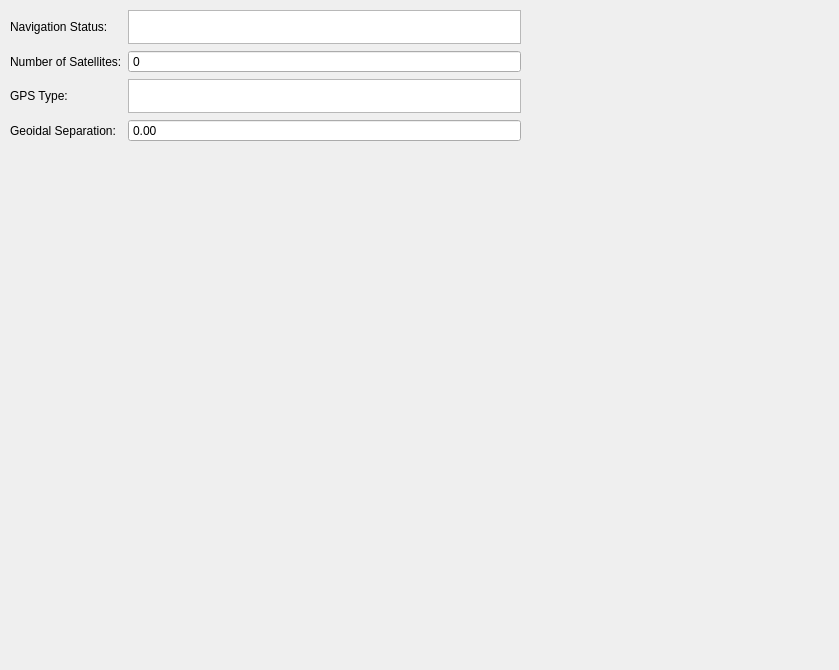
Old version of the form src/lib/visualization/SecondaryGPSControl.ui in the repository jmaye/libposlv.
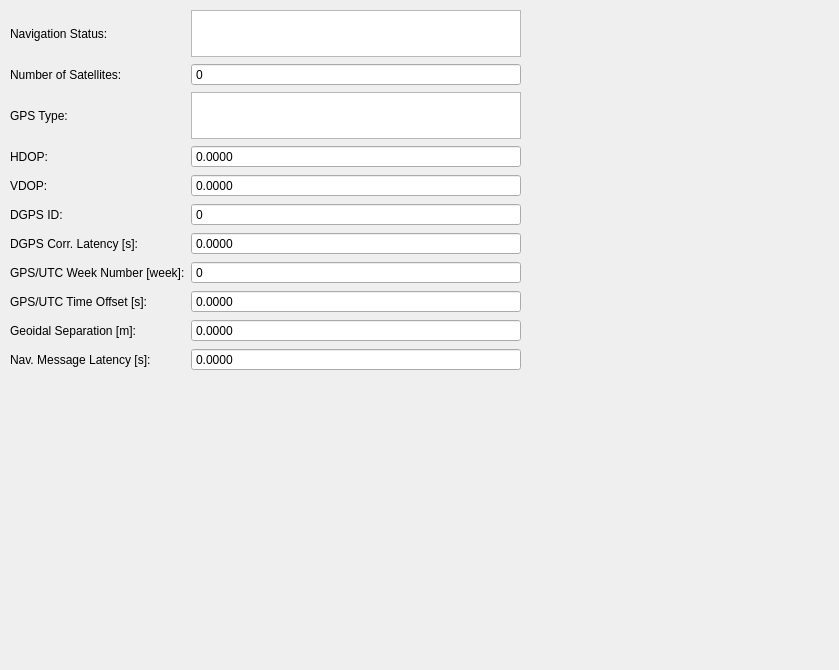
New version of the form.

The edit to the form file:
```diff
--- a/src/lib/visualization/SecondaryGPSControl.ui
+++ b/src/lib/visualization/SecondaryGPSControl.ui
@@ -19,7 +19,7 @@
      <x>10</x>
      <y>10</y>
      <width>511</width>
-     <height>131</height>
+     <height>361</height>
     </rect>
    </property>
    <layout class="QGridLayout" name="secondaryGPSLayout">
@@ -63,20 +63,193 @@
     <item row="2" column="1">
      <widget class="QTextBrowser" name="secGPSTypeText"/>
     </item>
-    <item row="3" column="0">
+    <item row="9" column="0">
      <widget class="QLabel" name="geoidalSecGPSLabel">
       <property name="text">
-       <string>Geoidal Separation:</string>
+       <string>Geoidal Separation [m]:</string>
       </property>
      </widget>
     </item>
-    <item row="3" column="1">
+    <item row="9" column="1">
      <widget class="QDoubleSpinBox" name="geoidalSecGPSSpinBox">
       <property name="readOnly">
        <bool>true</bool>
       </property>
       <property name="buttonSymbols">
        <enum>QAbstractSpinBox::NoButtons</enum>
+      </property>
+      <property name="decimals">
+       <number>4</number>
+      </property>
+      <property name="minimum">
+       <double>-1000000.000000000000000</double>
+      </property>
+      <property name="maximum">
+       <double>1000000.000000000000000</double>
+      </property>
+     </widget>
+    </item>
+    <item row="3" column="0">
+     <widget class="QLabel" name="label">
+      <property name="text">
+       <string>HDOP:</string>
+      </property>
+     </widget>
+    </item>
+    <item row="4" column="0">
+     <widget class="QLabel" name="label_2">
+      <property name="text">
+       <string>VDOP:</string>
+      </property>
+     </widget>
+    </item>
+    <item row="5" column="0">
+     <widget class="QLabel" name="label_3">
+      <property name="text">
+       <string>DGPS ID:</string>
+      </property>
+     </widget>
+    </item>
+    <item row="6" column="0">
+     <widget class="QLabel" name="label_4">
+      <property name="text">
+       <string>DGPS Corr. Latency [s]:</string>
+      </property>
+     </widget>
+    </item>
+    <item row="7" column="0">
+     <widget class="QLabel" name="label_5">
+      <property name="text">
+       <string>GPS/UTC Week Number [week]:</string>
+      </property>
+     </widget>
+    </item>
+    <item row="8" column="0">
+     <widget class="QLabel" name="label_6">
+      <property name="text">
+       <string>GPS/UTC Time Offset [s]:</string>
+      </property>
+     </widget>
+    </item>
+    <item row="10" column="0">
+     <widget class="QLabel" name="label_7">
+      <property name="text">
+       <string>Nav. Message Latency [s]:</string>
+      </property>
+     </widget>
+    </item>
+    <item row="3" column="1">
+     <widget class="QDoubleSpinBox" name="hdopSpinBox">
+      <property name="readOnly">
+       <bool>true</bool>
+      </property>
+      <property name="buttonSymbols">
+       <enum>QAbstractSpinBox::NoButtons</enum>
+      </property>
+      <property name="decimals">
+       <number>4</number>
+      </property>
+      <property name="minimum">
+       <double>-1000000.000000000000000</double>
+      </property>
+      <property name="maximum">
+       <double>1000000.000000000000000</double>
+      </property>
+     </widget>
+    </item>
+    <item row="4" column="1">
+     <widget class="QDoubleSpinBox" name="vdopSpinBox">
+      <property name="readOnly">
+       <bool>true</bool>
+      </property>
+      <property name="buttonSymbols">
+       <enum>QAbstractSpinBox::NoButtons</enum>
+      </property>
+      <property name="decimals">
+       <number>4</number>
+      </property>
+      <property name="minimum">
+       <double>-1000000.000000000000000</double>
+      </property>
+      <property name="maximum">
+       <double>1000000.000000000000000</double>
+      </property>
+     </widget>
+    </item>
+    <item row="5" column="1">
+     <widget class="QSpinBox" name="dgpsIDSpinBox">
+      <property name="readOnly">
+       <bool>true</bool>
+      </property>
+      <property name="buttonSymbols">
+       <enum>QAbstractSpinBox::NoButtons</enum>
+      </property>
+      <property name="maximum">
+       <number>1000000</number>
+      </property>
+     </widget>
+    </item>
+    <item row="6" column="1">
+     <widget class="QDoubleSpinBox" name="corrLatencySpinBox">
+      <property name="readOnly">
+       <bool>true</bool>
+      </property>
+      <property name="buttonSymbols">
+       <enum>QAbstractSpinBox::NoButtons</enum>
+      </property>
+      <property name="decimals">
+       <number>4</number>
+      </property>
+      <property name="minimum">
+       <double>-100000.000000000000000</double>
+      </property>
+      <property name="maximum">
+       <double>1000000.000000000000000</double>
+      </property>
+     </widget>
+    </item>
+    <item row="7" column="1">
+     <widget class="QSpinBox" name="weekSpinBox">
+      <property name="readOnly">
+       <bool>true</bool>
+      </property>
+      <property name="buttonSymbols">
+       <enum>QAbstractSpinBox::NoButtons</enum>
+      </property>
+      <property name="maximum">
+       <number>1000000</number>
+      </property>
+     </widget>
+    </item>
+    <item row="8" column="1">
+     <widget class="QDoubleSpinBox" name="offsetSpinBox">
+      <property name="readOnly">
+       <bool>true</bool>
+      </property>
+      <property name="buttonSymbols">
+       <enum>QAbstractSpinBox::NoButtons</enum>
+      </property>
+      <property name="decimals">
+       <number>4</number>
+      </property>
+      <property name="minimum">
+       <double>-1000000.000000000000000</double>
+      </property>
+      <property name="maximum">
+       <double>1000000.000000000000000</double>
+      </property>
+     </widget>
+    </item>
+    <item row="10" column="1">
+     <widget class="QDoubleSpinBox" name="navLatencySpinBox">
+      <property name="readOnly">
+       <bool>true</bool>
+      </property>
+      <property name="buttonSymbols">
+       <enum>QAbstractSpinBox::NoButtons</enum>
+      </property>
+      <property name="decimals">
+       <number>4</number>
       </property>
       <property name="minimum">
        <double>-1000000.000000000000000</double>
```
